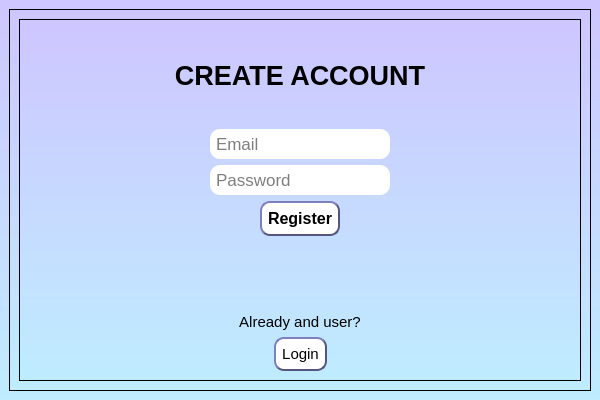
The window that ui/reg.ui (irakliskhirtladze/Book-library) describes before a commit, drawn with Qt 5.
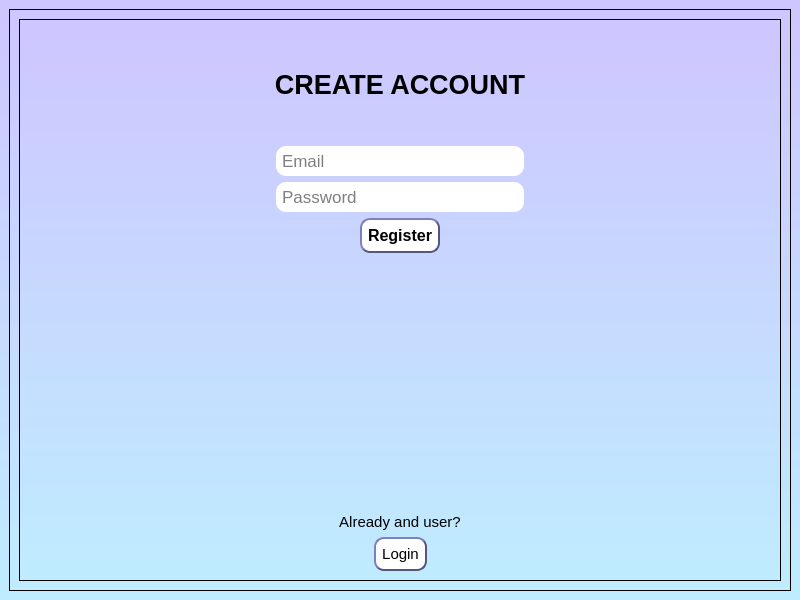
The same window after the commit.

```diff
--- a/ui/reg.ui
+++ b/ui/reg.ui
@@ -6,14 +6,14 @@
    <rect>
     <x>0</x>
     <y>0</y>
-    <width>600</width>
-    <height>400</height>
+    <width>800</width>
+    <height>600</height>
    </rect>
   </property>
   <property name="minimumSize">
    <size>
-    <width>600</width>
-    <height>400</height>
+    <width>800</width>
+    <height>600</height>
    </size>
   </property>
   <property name="windowTitle">
```
